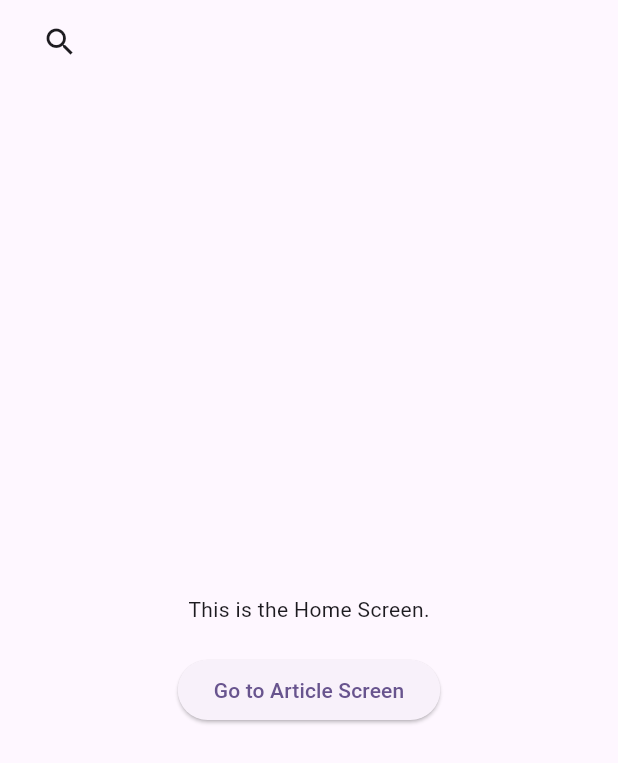
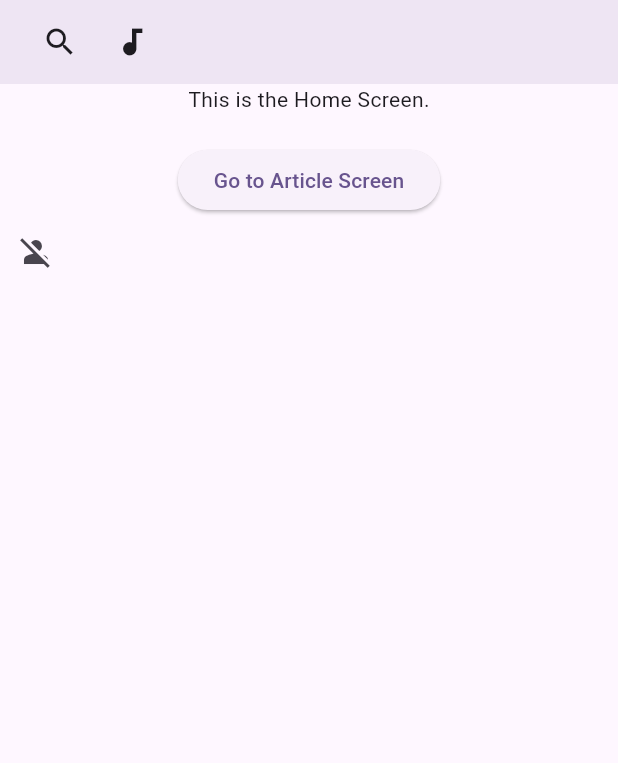
Before and after one commit to aparna-modi/News-topic-explorer-OJT, a Flutter app: the screen it shows after launch, on a phone screen of 412 x 824 dp. Shown: the top 763 px of the screen. Run offline on Flutter 3.47's test engine with Material 3 defaults, Android fonts, the light colour scheme and no system bars; our stand-ins replace dio, flutter_riverpod.

Commit message:
added some icons and buttons

```diff
--- a/lib/features/home/presentation/screens/home_screen.dart
+++ b/lib/features/home/presentation/screens/home_screen.dart
@@ -27,12 +27,17 @@ class HomeScreen extends ConsumerWidget {
                 //when we press the button
                 Navigator.pushNamed(context, '/search');
               },
-            )
+            ),
+            IconButton(onPressed: (){
+
+            },
+                icon: const Icon(Icons.audiotrack))
           ],
         ),
+        elevation: 6,
       ),
-      body: Center(
-        child: Column(
+      body: ListView(
+        children: [Column(
           mainAxisAlignment: MainAxisAlignment.center,
           children: [
             const Text('This is the Home Screen.'),
@@ -43,8 +48,13 @@ class HomeScreen extends ConsumerWidget {
               },
               child: const Text('Go to Article Screen'),
             ),
+            Row(
+              children: [
+                IconButton(onPressed: (){}, icon: const Icon(Icons.person_off))
+              ],
+            )
           ],
-        ),
+        ),]
       ),
     );
   }
```
